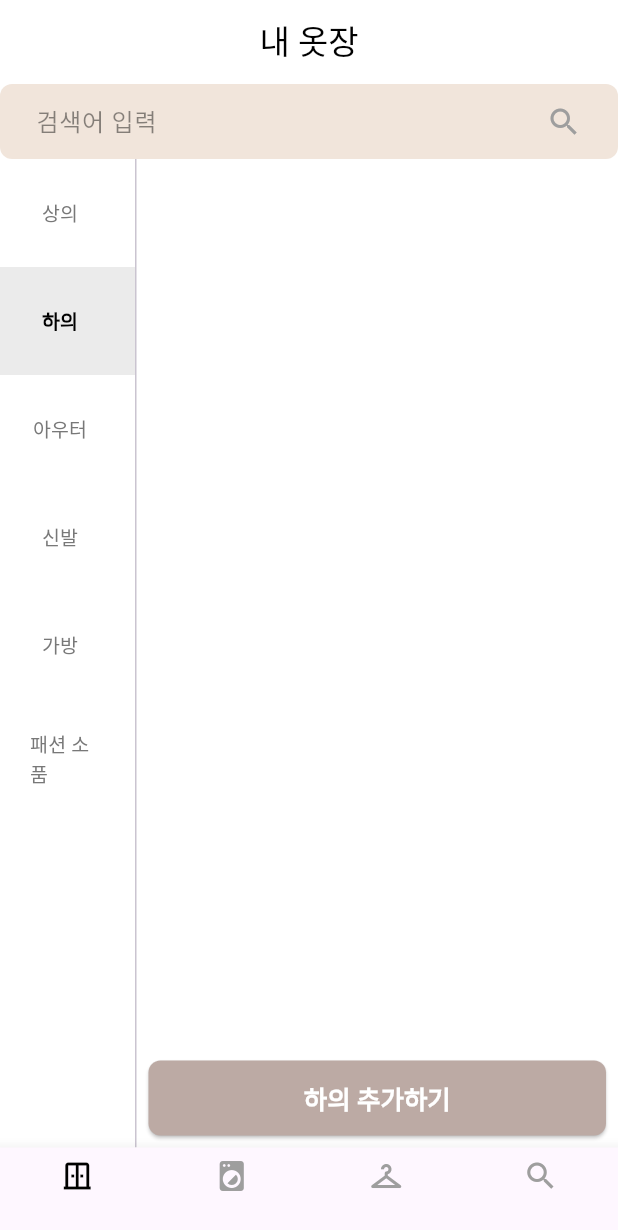
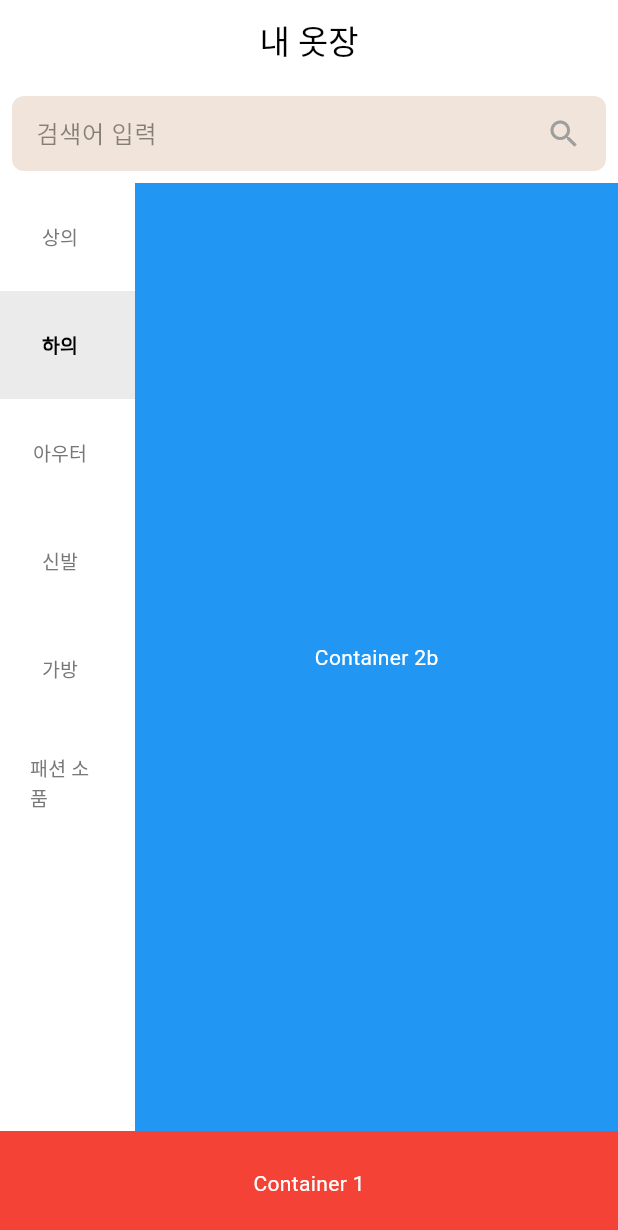
Before and after one commit to uncroos/clowing_ver3, a Flutter app: the LowScreen screen opened directly, on a phone screen of 412 x 824 dp. Shown: the top 1230 px of the screen. Run offline on Flutter 3.47's test engine with Material 3 defaults, Android fonts, the phone set to English and light mode, and no system bars; our stand-ins replace cloud_firestore, firebase_core, firebase_storage, image_picker; missing offline and left inert: kakao_flutter_sdk, kakao_flutter_sdk_user; accounts and stored records are empty.

Commit message:
ㅁㄴㅇ

```diff
--- a/lib/screens/closet/clothes/low_screen.dart
+++ b/lib/screens/closet/clothes/low_screen.dart
@@ -1,7 +1,4 @@
-import 'package:cloud_firestore/cloud_firestore.dart';
-import 'package:clowing_ver3/screens/closet/add/add_screen.dart';
 import 'package:flutter/material.dart';
-import 'package:clowing_ver3/widgets/bottom_nav_bar.dart';
 
 class LowScreen extends StatefulWidget {
   @override
@@ -25,33 +22,54 @@ class _LowScreenState extends State<LowScreen> {
       backgroundColor: Colors.white,
       body: Column(
         children: [
-          _buildSearchField(), // 검색 필드
+          Container(
+            padding: const EdgeInsets.all(8.0),
+            child: _buildSearchField(),
+          ),
           Expanded(
             child: Row(
               children: [
-                _buildCategoryList(), // 카테고리 목록
-                VerticalDivider(thickness: 1, width: 1),
+                Container(
+                  width: 90,
+                  color: Colors.white,
+                  child: Column(
+                    crossAxisAlignment: CrossAxisAlignment.start,
+                    children: [
+                      _buildSideMenuItem('상의', selectedCategory == '상의'),
+                      _buildSideMenuItem('하의', selectedCategory == '하의'),
+                      _buildSideMenuItem('아우터', selectedCategory == '아우터'),
+                      _buildSideMenuItem('신발', selectedCategory == '신발'),
+                      _buildSideMenuItem('가방', selectedCategory == '가방'),
+                      _buildSideMenuItem('패션 소품', selectedCategory == '패션 소품'),
+                    ],
+                  ),
+                ),
                 Expanded(
-                  child: Column(
-                    children: [
-                      Expanded(child: _buildClothesGrid()), // 데이터베이스 사진 표시
-                      _buildAddButton(), // "+ 카테고리명 추가하기" 버튼
-                    ],
+                  child: Container(
+                    color: Colors.blue,
+                    child: Center(
+                      child: Text('Container 2b', style: TextStyle(color: Colors.white)),
+                    ),
                   ),
                 ),
               ],
             ),
           ),
+          Container(
+            width: double.infinity,
+            height: 70,
+            color: Colors.red,
+            child: Center(
+              child: Text('Container 1', style: TextStyle(color: Colors.white)),
+            ),
+          ),
         ],
       ),
-      bottomNavigationBar: BottomNavBar(),
     );
   }
 
-  // 검색 필드 위젯
   Widget _buildSearchField() {
     return Container(
-      padding: const EdgeInsets.all(8.0),
       width: double.infinity,
       height: 50.0,
       decoration: BoxDecoration(
@@ -82,97 +100,6 @@ class _LowScreenState extends State<LowScreen> {
     );
   }
 
-  // 카테고리 목록 위젯
-  Widget _buildCategoryList() {
-    return Container(
-      width: 90,
-      padding: const EdgeInsets.only(left: 0),
-      child: Column(
-        mainAxisSize: MainAxisSize.max,
-        mainAxisAlignment: MainAxisAlignment.start,
-        crossAxisAlignment: CrossAxisAlignment.start,
-        children: [
-          _buildSideMenuItem('상의', selectedCategory == '상의'),
-          _buildSideMenuItem('하의', selectedCategory == '하의'),
-          _buildSideMenuItem('아우터', selectedCategory == '아우터'),
-          _buildSideMenuItem('신발', selectedCategory == '신발'),
-          _buildSideMenuItem('가방', selectedCategory == '가방'),
-          _buildSideMenuItem('패션 소품', selectedCategory == '패션 소품'),
-        ],
-      ),
-    );
-  }
-
-  // 데이터베이스 사진 표시 위젯
-  Widget _buildClothesGrid() {
-    return StreamBuilder<QuerySnapshot>(
-      stream: FirebaseFirestore.instance
-          .collection('clothes')
-          .where('category', isEqualTo: selectedCategory)
-          .snapshots(),
-      builder: (context, snapshot) {
-        if (!snapshot.hasData) {
-          return Center(child: CircularProgressIndicator());
-        }
-        final clothes = snapshot.data!.docs;
-        return GridView.builder(
-          gridDelegate: SliverGridDelegateWithFixedCrossAxisCount(
-            crossAxisCount: 2,
-            childAspectRatio: 9 / 16,
-          ),
-          itemCount: clothes.length,
-          itemBuilder: (context, index) {
-            final item = clothes[index];
-            return Container(
-              padding: const EdgeInsets.all(8.0),
-              child: Column(
-                children: [
-                  Expanded(
-                    child: Image.network(
-                      item['imageUrl'],
-                      fit: BoxFit.contain,
-                    ),
-                  ),
-                  SizedBox(height: 8.0),
-                  Text(
-                    item['name'],
-                    style: TextStyle(fontSize: 16, fontWeight: FontWeight.bold),
-                  ),
-                ],
-              ),
-            );
-          },
-        );
-      },
-    );
-  }
-
-  // "+ 카테고리명 추가하기" 버튼 위젯
-  Widget _buildAddButton() {
-    return Container(
-      padding: const EdgeInsets.all(8.0),
-      child: ElevatedButton(
-        onPressed: () {
-          Navigator.push(
-            context,
-            MaterialPageRoute(builder: (context) => AddScreen()),
-          );
-        },
-        child: Text('$selectedCategory 추가하기'),
-        style: ElevatedButton.styleFrom(
-          foregroundColor: Colors.white,
-          backgroundColor: Colors.brown[200],
-          textStyle: TextStyle(fontWeight: FontWeight.w900, fontSize: 17),
-          shape: RoundedRectangleBorder(
-            borderRadius: BorderRadius.circular(8.0),
-          ),
-          minimumSize: Size(double.infinity, 50),
-        ),
-      ),
-    );
-  }
-
-  // 카테고리 아이템 위젯
   Widget _buildSideMenuItem(String title, bool isSelected) {
     return Container(
       color: isSelected ? const Color(0xFFEBEBEB) : Colors.white,
@@ -189,9 +116,10 @@ class _LowScreenState extends State<LowScreen> {
           child: Text(
             title,
             style: TextStyle(
-                color: isSelected ? Colors.black : const Color(0xFF787878),
-                fontWeight: isSelected ? FontWeight.bold : FontWeight.normal,
-                fontSize: 13),
+              color: isSelected ? Colors.black : const Color(0xFF787878),
+              fontWeight: isSelected ? FontWeight.bold : FontWeight.normal,
+              fontSize: 13,
+            ),
           ),
         ),
       ),
```
